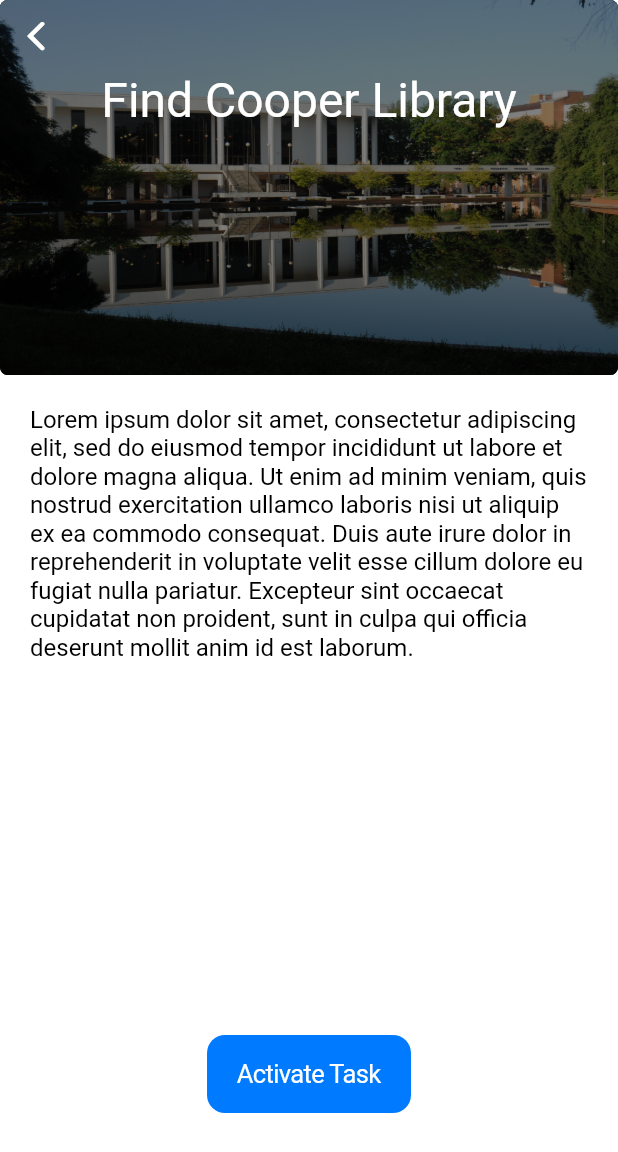
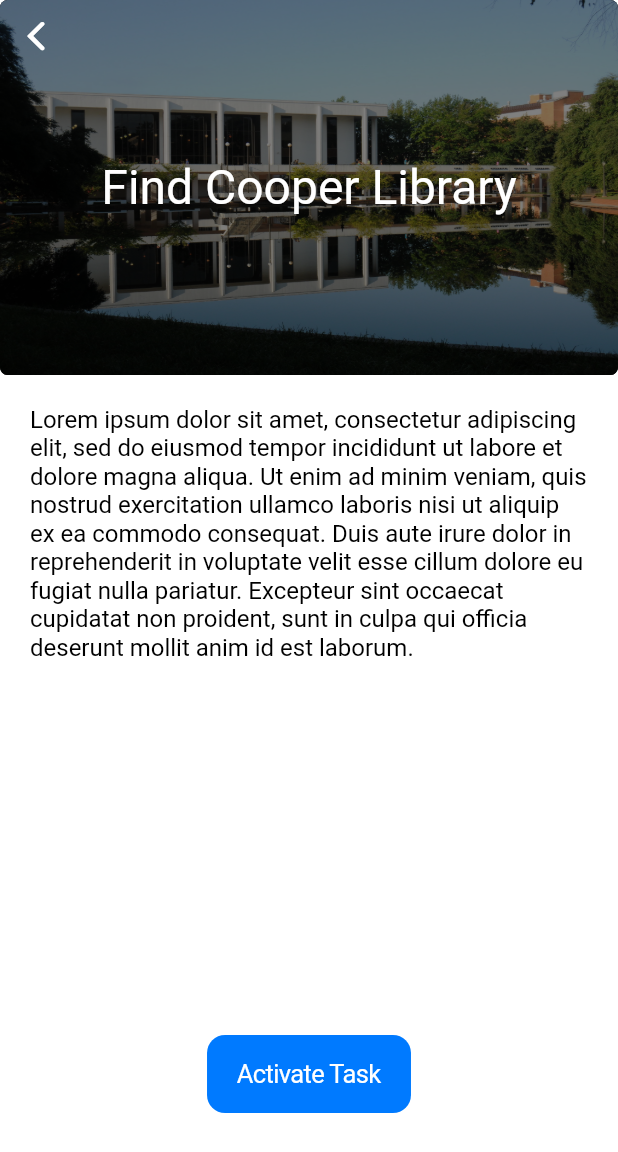
Before and after one commit to isaac-fletcher/orient-ar, a Flutter app: the SelectedTask screen opened directly, on a phone screen of 412 x 824 dp. Shown: the top 1152 px of the screen. Run offline on Flutter 3.47's test engine with Material 3 defaults, Android fonts, the phone set to English and light mode, and no system bars; our stand-ins replace geocoding, geolocator, google_maps_flutter, sliding_up_panel; missing offline and left inert: flutter_polyline_points.

```diff
--- a/lib/screens/home.dart
+++ b/lib/screens/home.dart
@@ -71,11 +71,9 @@ class _HomeViewState extends State<HomeView> {
                   topLeft: Radius.circular(30),
                   topRight: Radius.circular(30),
                 )),
-            child: TaskList()
+            child: const TaskList()
           ),
-          body: ScaffoldMessenger(
-            child: Mapper()
-          )
+          body: const Mapper()
         ),
     );
   }
--- a/lib/screens/selected-task.dart
+++ b/lib/screens/selected-task.dart
@@ -5,14 +5,21 @@ import 'package:flutter/widgets.dart';
 class SelectedTask extends StatelessWidget {
   const SelectedTask({super.key});
 
+  final String _taskName = "Find Cooper Library";
+  final String _taskDescription = "Lorem ipsum dolor sit amet, consectetur adipiscing elit, sed do eiusmod tempor incididunt ut labore et dolore magna aliqua. Ut enim ad minim veniam, quis nostrud exercitation ullamco laboris nisi ut aliquip ex ea commodo consequat. Duis aute irure dolor in reprehenderit in voluptate velit esse cillum dolore eu fugiat nulla pariatur. Excepteur sint occaecat cupidatat non proident, sunt in culpa qui officia deserunt mollit anim id est laborum.";
+  final String _taskImg = "assets/img/cooper2.jpg";
+
+  void activateTask() {
+    return;
+  }
+
   @override
   Widget build(BuildContext context) {
     return (CupertinoPageScaffold(
-      // navigationBar: CupertinoNavigationBar(
-
-      // ),
+      child: SafeArea(
         child: Column(
-        mainAxisAlignment: MainAxisAlignment.start,
+          mainAxisAlignment: MainAxisAlignment.center,
+          crossAxisAlignment: CrossAxisAlignment.center,
           children: <Widget>[
             Container(
               height: 250,
@@ -21,7 +28,7 @@ class SelectedTask extends StatelessWidget {
                   borderRadius: BorderRadius.circular(5),
                   color: CupertinoColors.black.withOpacity(1),
                   image: DecorationImage(
-                    image: const AssetImage("assets/img/cooper2.jpg"),
+                      image: AssetImage(_taskImg),
                       fit: BoxFit.fill,
                       colorFilter: ColorFilter.mode(
                       CupertinoColors.black.withOpacity(0.5),
@@ -29,8 +36,7 @@ class SelectedTask extends StatelessWidget {
                       )
                   )
               ),
-            child: Column(
-              mainAxisAlignment: MainAxisAlignment.start,
+              child: Stack(
                 children: <Widget>[
                   Align(
                     alignment: Alignment.topLeft,
@@ -43,11 +49,11 @@ class SelectedTask extends StatelessWidget {
                       },
                     ),
                   ),
-                const Align(
+                  Align(
                     alignment: Alignment.center,
                     child: Text(
-                    'Find Cooper Library',
-                    style: TextStyle (
+                      _taskName,
+                      style: const TextStyle (
                         fontSize: 32,
                         color: CupertinoColors.white,
                       )
@@ -65,9 +71,9 @@ class SelectedTask extends StatelessWidget {
                     height: 400,
                     width: double.infinity,
                     margin: const EdgeInsets.all(20),
-                  child: const Text(
-                    'Lorem ipsum dolor sit amet, consectetur adipiscing elit, sed do eiusmod tempor incididunt ut labore et dolore magna aliqua. Ut enim ad minim veniam, quis nostrud exercitation ullamco laboris nisi ut aliquip ex ea commodo consequat. Duis aute irure dolor in reprehenderit in voluptate velit esse cillum dolore eu fugiat nulla pariatur. Excepteur sint occaecat cupidatat non proident, sunt in culpa qui officia deserunt mollit anim id est laborum.',
-                    style: TextStyle (
+                    child: Text(
+                      _taskDescription,
+                      style: const TextStyle (
                         fontSize: 16,
                         color: CupertinoColors.black,
                       )
@@ -84,6 +90,7 @@ class SelectedTask extends StatelessWidget {
               )
             )
           ],
+        )
       ),
     )
     );
--- a/lib/screens/task-list.dart
+++ b/lib/screens/task-list.dart
@@ -34,10 +34,10 @@ class _TaskListState extends State<TaskList> {
         mainAxisAlignment: MainAxisAlignment.start,
         children: <Widget>[
           Container (
-            padding: const EdgeInsets.only(top: 40.0),
+            padding: const EdgeInsets.only(top: 20.0),
             alignment: Alignment.topCenter,
             child: const Text(
-              "Objective List",
+              "Task List",
               style: TextStyle (
                 fontSize: 32,
                 color: CupertinoColors.black,
--- a/pubspec.yaml
+++ b/pubspec.yaml
@@ -27,4 +27,4 @@ flutter:
   assets:
     - assets/
     - assets/img/
-    - assets/data
+    - assets/data/
```
Also changed, not shown: lib/screens/leader.dart (+5 -5 lines), lib/screens/login.dart (+6 -7 lines), lib/screens/map.dart (+5 -4 lines). Lines whose indentation alone changed are shown as unchanged.
